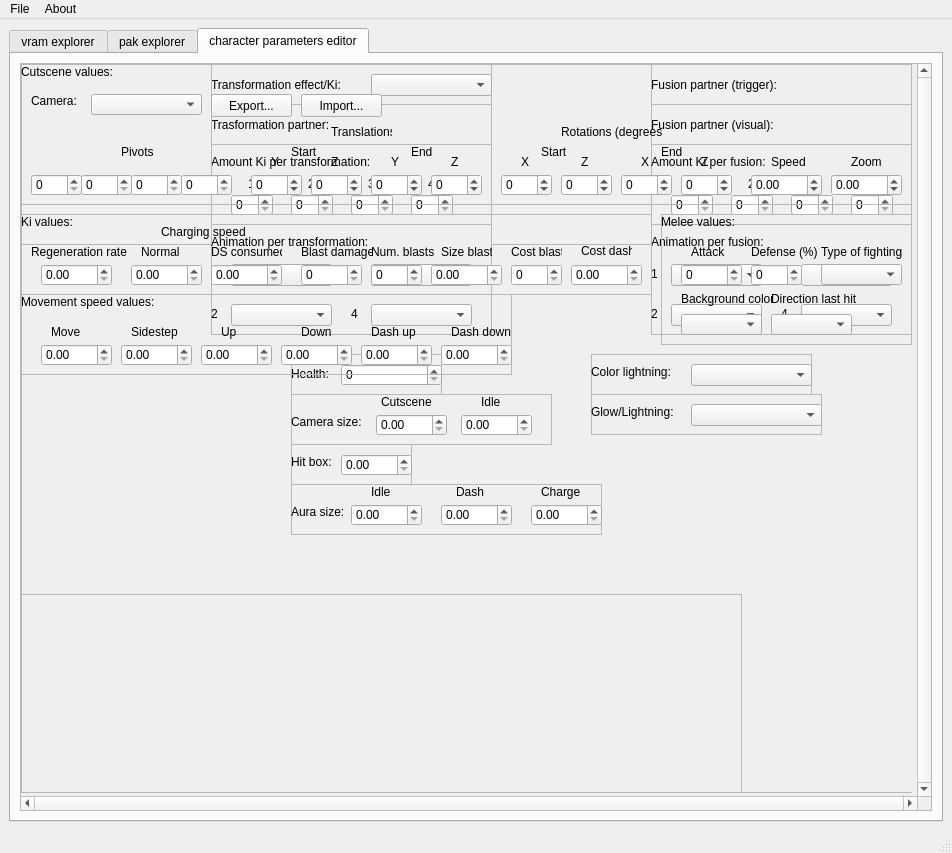
The window that lib/design/Raging_tools.ui (adsl14/Raging-tools) describes before a commit, drawn with Qt 5.
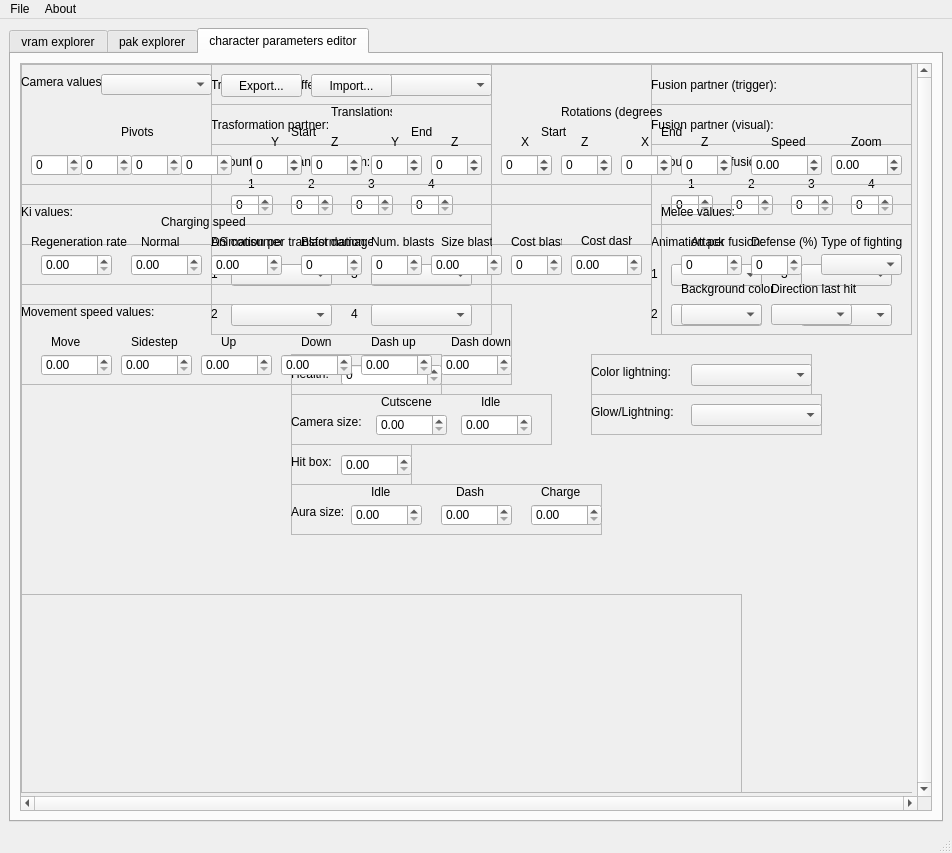
The same window after the commit. The open tabs and pages were chosen to show the change. Icons and pictures are not drawn.

Commit message: Edited 'cutscene_values' text from design to 'camera_values'

The edit to the form file:
```diff
--- a/lib/design/Raging_tools.ui
+++ b/lib/design/Raging_tools.ui
@@ -3444,7 +3444,7 @@
              <property name="geometry">
               <rect>
                <x>0</x>
-               <y>150</y>
+               <y>140</y>
                <width>631</width>
                <height>81</height>
               </rect>
@@ -3832,7 +3832,7 @@
              <property name="geometry">
               <rect>
                <x>0</x>
-               <y>230</y>
+               <y>240</y>
                <width>491</width>
                <height>81</height>
               </rect>
@@ -4101,7 +4101,7 @@
              <property name="geometry">
               <rect>
                <x>640</x>
-               <y>150</y>
+               <y>140</y>
                <width>251</width>
                <height>131</height>
               </rect>
@@ -4295,7 +4295,7 @@
                <x>0</x>
                <y>0</y>
                <width>891</width>
-               <height>141</height>
+               <height>121</height>
               </rect>
              </property>
              <property name="toolTip">
@@ -4311,39 +4311,23 @@
               <property name="geometry">
                <rect>
                 <x>0</x>
-                <y>0</y>
-                <width>91</width>
+                <y>10</y>
+                <width>81</width>
                 <height>16</height>
-               </rect>
-              </property>
-              <property name="toolTip">
-               <string>&lt;html&gt;&lt;head/&gt;&lt;body&gt;&lt;p&gt;Parameters that controls the cutscenes of the character&lt;/p&gt;&lt;/body&gt;&lt;/html&gt;</string>
-              </property>
-              <property name="text">
-               <string>Cutscene values:</string>
-              </property>
-             </widget>
-             <widget class="QLabel" name="camera_text">
-              <property name="geometry">
-               <rect>
-                <x>10</x>
-                <y>30</y>
-                <width>47</width>
-                <height>13</height>
                </rect>
               </property>
               <property name="toolTip">
                <string>&lt;html&gt;&lt;head/&gt;&lt;body&gt;&lt;p&gt;Camera values for the cutscenes like victory, entry, lose and transformations&lt;/p&gt;&lt;/body&gt;&lt;/html&gt;</string>
               </property>
               <property name="text">
-               <string>Camera:</string>
+               <string>Camera values:</string>
               </property>
              </widget>
              <widget class="QComboBox" name="camera_type_key">
               <property name="geometry">
                <rect>
-                <x>70</x>
-                <y>30</y>
+                <x>80</x>
+                <y>10</y>
                 <width>111</width>
                 <height>21</height>
                </rect>
@@ -4353,7 +4337,7 @@
               <property name="geometry">
                <rect>
                 <x>10</x>
-                <y>110</y>
+                <y>90</y>
                 <width>51</width>
                 <height>22</height>
                </rect>
@@ -4378,7 +4362,7 @@
               <property name="geometry">
                <rect>
                 <x>100</x>
-                <y>80</y>
+                <y>60</y>
                 <width>41</width>
                 <height>16</height>
                </rect>
@@ -4394,7 +4378,7 @@
               <property name="geometry">
                <rect>
                 <x>60</x>
-                <y>110</y>
+                <y>90</y>
                 <width>51</width>
                 <height>22</height>
                </rect>
@@ -4419,7 +4403,7 @@
               <property name="geometry">
                <rect>
                 <x>110</x>
-                <y>110</y>
+                <y>90</y>
                 <width>51</width>
                 <height>22</height>
                </rect>
@@ -4444,7 +4428,7 @@
               <property name="geometry">
                <rect>
                 <x>160</x>
-                <y>110</y>
+                <y>90</y>
                 <width>51</width>
                 <height>22</height>
                </rect>
@@ -4469,7 +4453,7 @@
               <property name="geometry">
                <rect>
                 <x>660</x>
-                <y>110</y>
+                <y>90</y>
                 <width>51</width>
                 <height>22</height>
                </rect>
@@ -4494,7 +4478,7 @@
               <property name="geometry">
                <rect>
                 <x>540</x>
-                <y>110</y>
+                <y>90</y>
                 <width>51</width>
                 <height>22</height>
                </rect>
@@ -4519,7 +4503,7 @@
               <property name="geometry">
                <rect>
                 <x>540</x>
-                <y>60</y>
+                <y>40</y>
                 <width>101</width>
                 <height>16</height>
                </rect>
@@ -4535,7 +4519,7 @@
               <property name="geometry">
                <rect>
                 <x>520</x>
-                <y>80</y>
+                <y>60</y>
                 <width>31</width>
                 <height>16</height>
                </rect>
@@ -4551,7 +4535,7 @@
               <property name="geometry">
                <rect>
                 <x>640</x>
-                <y>80</y>
+                <y>60</y>
                 <width>31</width>
                 <height>16</height>
                </rect>
@@ -4567,7 +4551,7 @@
               <property name="geometry">
                <rect>
                 <x>560</x>
-                <y>90</y>
+                <y>70</y>
                 <width>16</width>
                 <height>16</height>
                </rect>
@@ -4583,7 +4567,7 @@
               <property name="geometry">
                <rect>
                 <x>680</x>
-                <y>90</y>
+                <y>70</y>
                 <width>16</width>
                 <height>16</height>
                </rect>
@@ -4599,7 +4583,7 @@
               <property name="geometry">
                <rect>
                 <x>500</x>
-                <y>90</y>
+                <y>70</y>
                 <width>16</width>
                 <height>16</height>
                </rect>
@@ -4615,7 +4599,7 @@
               <property name="geometry">
                <rect>
                 <x>480</x>
-                <y>110</y>
+                <y>90</y>
                 <width>51</width>
                 <height>22</height>
                </rect>
@@ -4640,7 +4624,7 @@
               <property name="geometry">
                <rect>
                 <x>620</x>
-                <y>90</y>
+                <y>70</y>
                 <width>16</width>
                 <height>16</height>
                </rect>
@@ -4656,7 +4640,7 @@
               <property name="geometry">
                <rect>
                 <x>600</x>
-                <y>110</y>
+                <y>90</y>
                 <width>51</width>
                 <height>22</height>
                </rect>
@@ -4681,7 +4665,7 @@
               <property name="geometry">
                <rect>
                 <x>250</x>
-                <y>90</y>
+                <y>70</y>
                 <width>16</width>
                 <height>16</height>
                </rect>
@@ -4697,7 +4681,7 @@
               <property name="geometry">
                <rect>
                 <x>310</x>
-                <y>90</y>
+                <y>70</y>
                 <width>16</width>
                 <height>16</height>
                </rect>
@@ -4713,7 +4697,7 @@
               <property name="geometry">
                <rect>
                 <x>350</x>
-                <y>110</y>
+                <y>90</y>
                 <width>51</width>
                 <height>22</height>
                </rect>
@@ -4738,7 +4722,7 @@
               <property name="geometry">
                <rect>
                 <x>290</x>
-                <y>110</y>
+                <y>90</y>
                 <width>51</width>
                 <height>22</height>
                </rect>
@@ -4763,7 +4747,7 @@
               <property name="geometry">
                <rect>
                 <x>270</x>
-                <y>80</y>
+                <y>60</y>
                 <width>31</width>
                 <height>16</height>
                </rect>
@@ -4779,7 +4763,7 @@
               <property name="geometry">
                <rect>
                 <x>390</x>
-                <y>80</y>
+                <y>60</y>
                 <width>31</width>
                 <height>16</height>
                </rect>
@@ -4795,7 +4779,7 @@
               <property name="geometry">
                <rect>
                 <x>230</x>
-                <y>110</y>
+                <y>90</y>
                 <width>51</width>
                 <height>22</height>
                </rect>
@@ -4820,7 +4804,7 @@
               <property name="geometry">
                <rect>
                 <x>430</x>
-                <y>90</y>
+                <y>70</y>
                 <width>16</width>
                 <height>16</height>
                </rect>
@@ -4836,7 +4820,7 @@
               <property name="geometry">
                <rect>
                 <x>310</x>
-                <y>60</y>
+                <y>40</y>
                 <width>61</width>
                 <height>16</height>
                </rect>
@@ -4852,7 +4836,7 @@
               <property name="geometry">
                <rect>
                 <x>410</x>
-                <y>110</y>
+                <y>90</y>
                 <width>51</width>
                 <height>22</height>
                </rect>
@@ -4877,7 +4861,7 @@
               <property name="geometry">
                <rect>
                 <x>370</x>
-                <y>90</y>
+                <y>70</y>
                 <width>16</width>
                 <height>16</height>
                </rect>
@@ -4893,7 +4877,7 @@
               <property name="geometry">
                <rect>
                 <x>830</x>
-                <y>90</y>
+                <y>70</y>
                 <width>31</width>
                 <height>16</height>
                </rect>
@@ -4909,7 +4893,7 @@
               <property name="geometry">
                <rect>
                 <x>810</x>
-                <y>110</y>
+                <y>90</y>
                 <width>71</width>
                 <height>22</height>
                </rect>
@@ -4937,7 +4921,7 @@
               <property name="geometry">
                <rect>
                 <x>750</x>
-                <y>90</y>
+                <y>70</y>
                 <width>51</width>
                 <height>16</height>
                </rect>
@@ -4953,7 +4937,7 @@
               <property name="geometry">
                <rect>
                 <x>730</x>
-                <y>110</y>
+                <y>90</y>
                 <width>71</width>
                 <height>22</height>
                </rect>
@@ -4980,8 +4964,8 @@
              <widget class="QPushButton" name="exportCameraButton">
               <property name="geometry">
                <rect>
-                <x>190</x>
-                <y>30</y>
+                <x>200</x>
+                <y>10</y>
                 <width>81</width>
                 <height>23</height>
                </rect>
@@ -4993,8 +4977,8 @@
              <widget class="QPushButton" name="importCameraButton">
               <property name="geometry">
                <rect>
-                <x>280</x>
-                <y>30</y>
+                <x>290</x>
+                <y>10</y>
                 <width>81</width>
                 <height>23</height>
                </rect>
```
Left out of the diff: 4 changed lines with no effect on the pictures. The commit also changes 2 other files.
